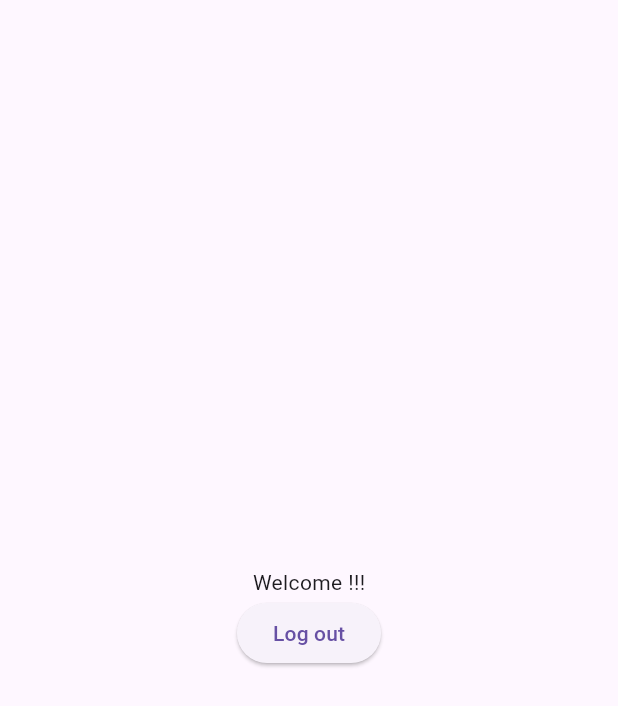
After one commit to li-kuan-gi/sign-up-app, a Flutter app: the WelcomeScreen screen opened by its route, on a phone screen of 412 x 824 dp. The commit adds this screen. Shown: the top 706 px of the screen. Run offline on Flutter 3.47's test engine with Material 3 defaults, Android fonts, the phone set to English and light mode, and no system bars.

Commit message:
sign up to welcome page

```diff
--- a/lib/main.dart
+++ b/lib/main.dart
@@ -1,5 +1,6 @@
 import 'package:flutter/material.dart';
 import 'package:myapp/sign_up_screen.dart';
+import 'package:myapp/welcome_screen.dart';
 
 void main() {
   runApp(const SignUpApp());
@@ -13,6 +14,7 @@ class SignUpApp extends StatelessWidget {
     return MaterialApp(
       routes: {
         '/': (context) => const SignUpScreen(),
+        '/welcome': (context) => const WelcomeScreen(),
       },
     );
   }
--- /dev/null
+++ b/lib/welcome_screen.dart
@@ -0,0 +1,25 @@
+import 'package:flutter/material.dart';
+
+class WelcomeScreen extends StatelessWidget {
+  const WelcomeScreen({super.key});
+
+  @override
+  Widget build(BuildContext context) {
+    return Scaffold(
+      body: Center(
+        child: Column(
+          mainAxisAlignment: MainAxisAlignment.center,
+          children: [
+            const Text('Welcome !!!'),
+            ElevatedButton(
+              onPressed: () {
+                Navigator.of(context).pushNamed('/');
+              },
+              child: const Text('Log out'),
+            )
+          ],
+        ),
+      ),
+    );
+  }
+}
```
Also changed, not shown: lib/sign_up_screen.dart (+26 -1 lines).
